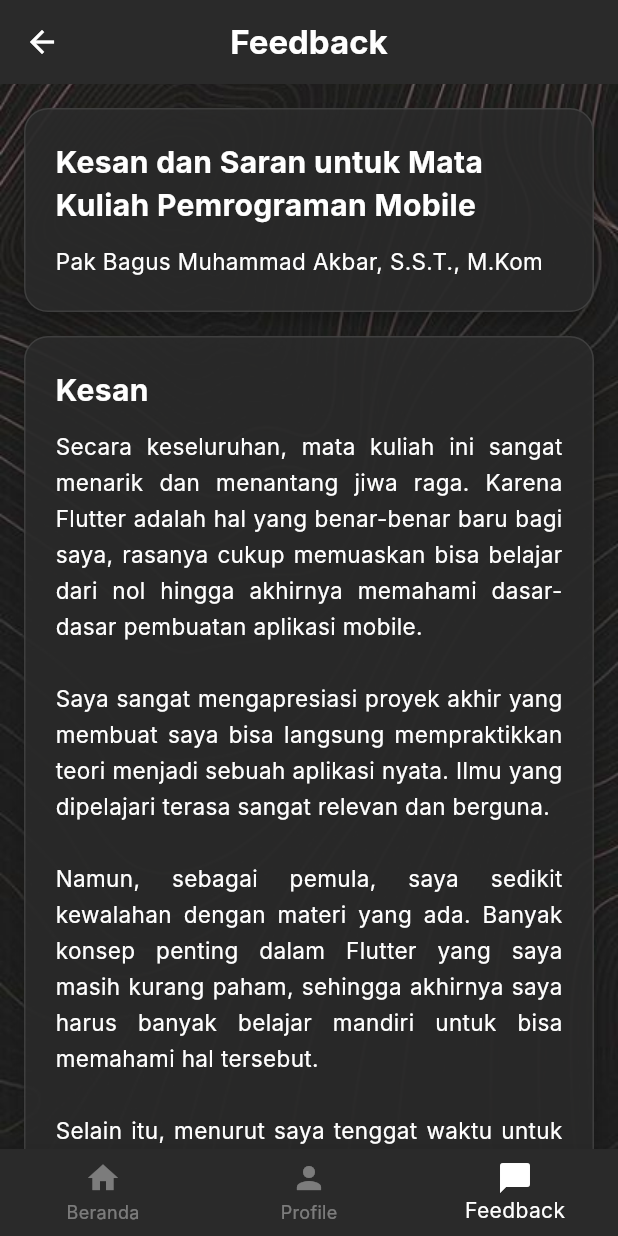
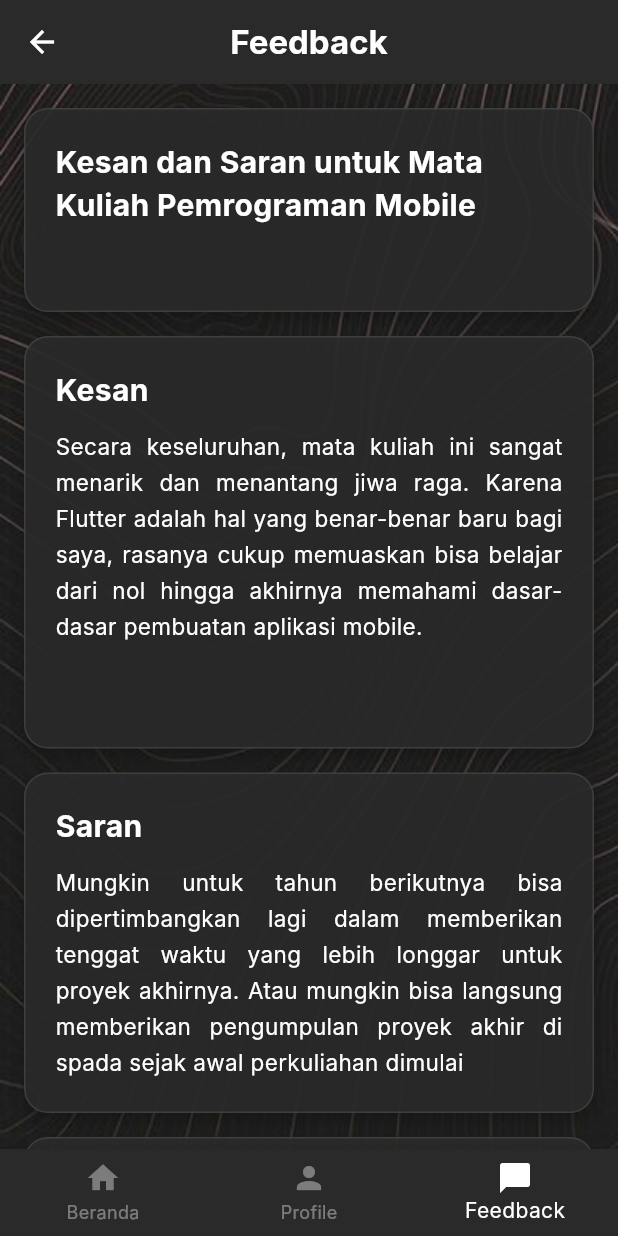
Before and after one commit to R16-Code/mangango, a Flutter app: the SaranKesanPage screen opened by its route, on a phone screen of 412 x 824 dp. Run offline on Flutter 3.47's test engine with Material 3 defaults, Android fonts, the phone set to English and light mode, and no system bars; our stand-ins replace flutter_local_notifications, geolocator, hive, hive_flutter, timezone; accounts and stored records are empty; Roboto replaces fonts that are missing (Inter).

Commit message:
update saran kesan

```diff
--- a/lib/screens/saran_kesan_page.dart
+++ b/lib/screens/saran_kesan_page.dart
@@ -33,24 +33,26 @@ class SaranKesanPage extends StatelessWidget {
                 _buildSectionCard(
                   title: 'Kesan dan Saran untuk Mata Kuliah Pemrograman Mobile',
                   content:
-                      'Pak Bagus Muhammad Akbar, S.S.T., M.Kom',
+                      '',
 
                 ),
                 const SizedBox(height: 16),
                 _buildSectionCard(
                   title: 'Kesan',
                   content:
-                      'Secara keseluruhan, mata kuliah ini sangat menarik dan menantang jiwa raga. Karena Flutter adalah hal yang benar-benar baru bagi saya, rasanya cukup memuaskan bisa belajar dari nol hingga akhirnya memahami dasar-dasar pembuatan aplikasi mobile.\n\n'
-                      'Saya sangat mengapresiasi proyek akhir yang membuat saya bisa langsung mempraktikkan teori menjadi sebuah aplikasi nyata. Ilmu yang dipelajari terasa sangat relevan dan berguna.\n\n'
-                      'Namun, sebagai pemula, saya sedikit kewalahan dengan materi yang ada. Banyak konsep penting dalam Flutter yang saya masih kurang paham, sehingga akhirnya saya harus banyak belajar mandiri untuk bisa memahami hal tersebut.\n\n'
-                      'Selain itu, menurut saya tenggat waktu untuk tugas akhir terasa sangat singkat, apalagi bagi yang masih benar-benar baru seperti saya.\n\n',
+                      'Secara keseluruhan, mata kuliah ini sangat menarik dan menantang jiwa raga. Karena Flutter adalah hal yang benar-benar baru bagi saya, rasanya cukup memuaskan bisa belajar dari nol hingga akhirnya memahami dasar-dasar pembuatan aplikasi mobile.\n\n',
                 ),
                 const SizedBox(height: 16),
                 _buildSectionCard(
                   title: 'Saran',
                   content:
-                      'Saran saya, mungkin untuk angkatan berikutnya, bisa dipertimbangkan dalam memberikan tenggat waktu yang lebih longgar untuk proyek akhir, agar kualitas hasil belajar dan aplikasi yang dibuat bisa lebih optimal.\n\n'
-                      'Terima kasih atas pengalaman belajarnya yang sangan memuaskan!😀',
+                      'Mungkin untuk tahun berikutnya bisa dipertimbangkan lagi dalam memberikan tenggat waktu yang lebih longgar untuk proyek akhirnya. Atau mungkin bisa langsung memberikan pengumpulan proyek akhir di spada sejak awal perkuliahan dimulai',
+                ),
+                const SizedBox(height: 16),
+                _buildSectionCard(
+                  title: 'Terima kasih atas pengalamannya yang sangat menyenangkan!😀',
+                  content:
+                      '',
                 ),
               ],
             ),
```
